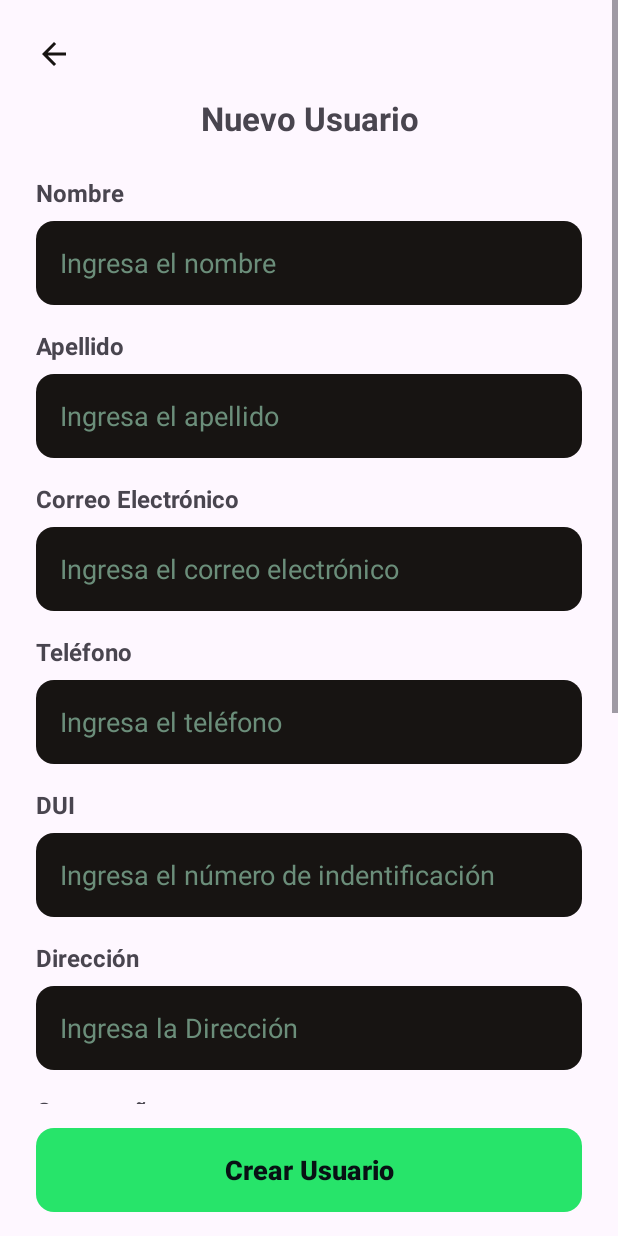
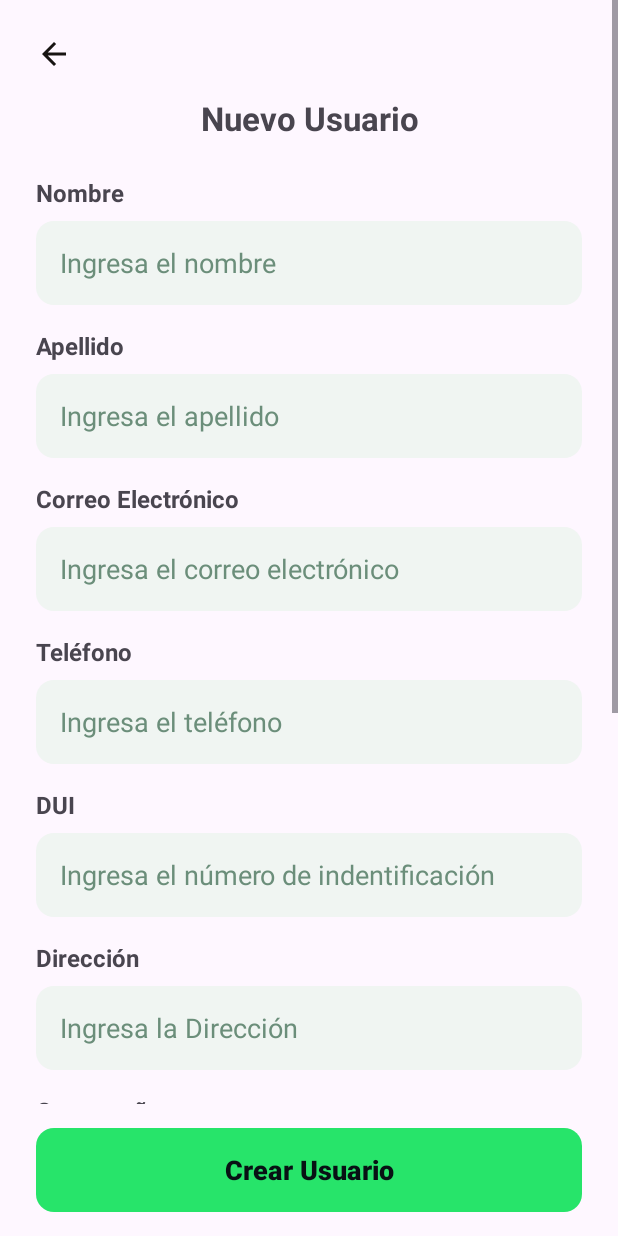
Before and after one commit to StepUp16/peluditos, an Android app: the layout admin_nuevo_usuario.xml on its own in the app's theme, with its tools: preview values and no code run, on a phone screen of 412 x 824 dp. Run offline under Robolectric (Android 15) with nearby library versions, the phone set to English and light mode, and no system bars; Roboto replaces fonts that are not available here.

Commit message:
agregando cambios

```diff
--- a/app/src/main/res/drawable/edittext_bg.xml
+++ b/app/src/main/res/drawable/edittext_bg.xml
@@ -3,6 +3,6 @@
     <!--<solid android:color="#EEF4F0"/> -->
 
     <!-- AHORA (Forma correcta): -->
-    <solid android:color="@color/textColorPrimary"/>
+    <solid android:color="@color/entradaTextoAdmin"/>
     <corners android:radius="12dp"/>
 </shape>
--- a/app/src/main/res/layout/home_cliente.xml
+++ b/app/src/main/res/layout/home_cliente.xml
@@ -30,6 +30,7 @@
         android:layout_marginTop="37dp"
         android:layout_marginEnd="16dp"
         android:layout_marginBottom="83dp"
+        app:Tint="@color/textColorPrimary"
         app:layout_constraintBottom_toTopOf="@+id/txtParrafoBienvenida"
         app:layout_constraintEnd_toEndOf="parent"
         app:layout_constraintHorizontal_bias="0.968"
--- a/app/src/main/res/values-night/colors.xml
+++ b/app/src/main/res/values-night/colors.xml
@@ -1,6 +1,7 @@
 <resources>
     <color name="textColorPrimary">#FFFFFF</color>
     <color name="textColorSecondary">#9EB8A8</color>
+    <color name="entradaTextoAdmin">#29382E</color>
     <color name="menu_Cliente_activo">#FFFFFF</color>
     <color name="menu_Cliente_inactivo">#9EB8A8</color>
     <color name="navigationBarBackground">#121714</color>
--- a/app/src/main/res/values/colors.xml
+++ b/app/src/main/res/values/colors.xml
@@ -11,6 +11,7 @@
     <color name="textColorAdminSecondary">#9EB8A8</color>
     <color name="navigationBarBackground">#FFFFFF</color>
     <color name="navigationBarBackgrounAdmin">#FFFFFF</color>
+    <color name="entradaTextoAdmin">#F0F5F2</color>
     <color name="menu_Cliente_Admin_activo">#171412</color>
     <color name="menu_Cliente_Admin_inactivo">#638773</color>
 </resources>
```
